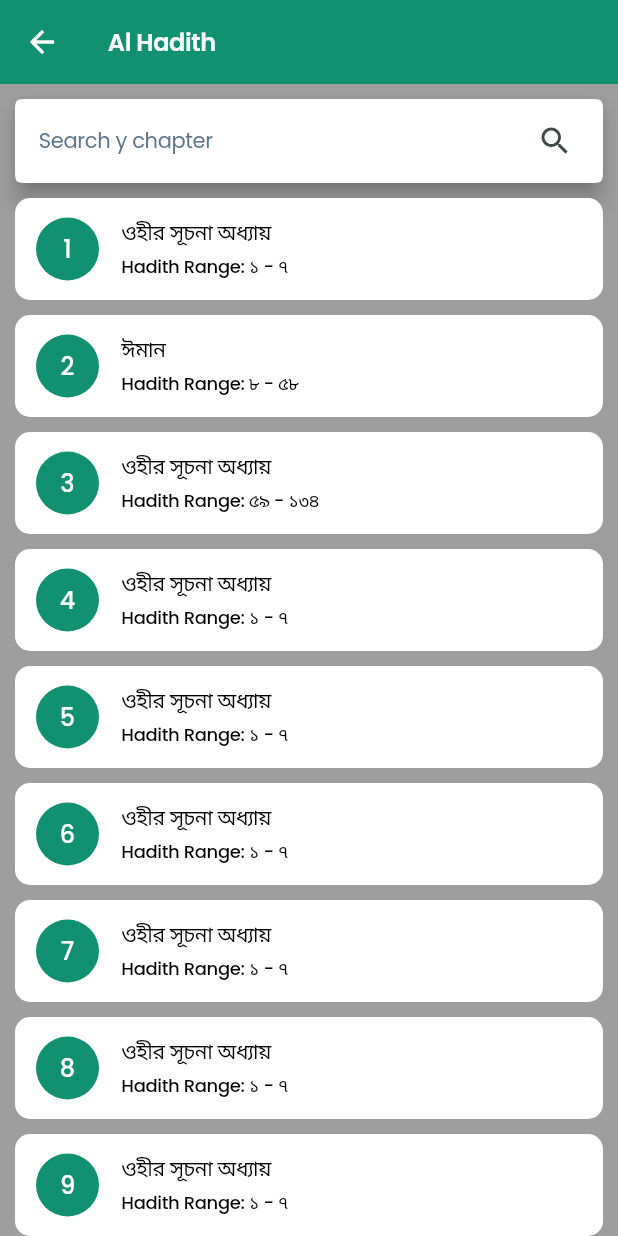
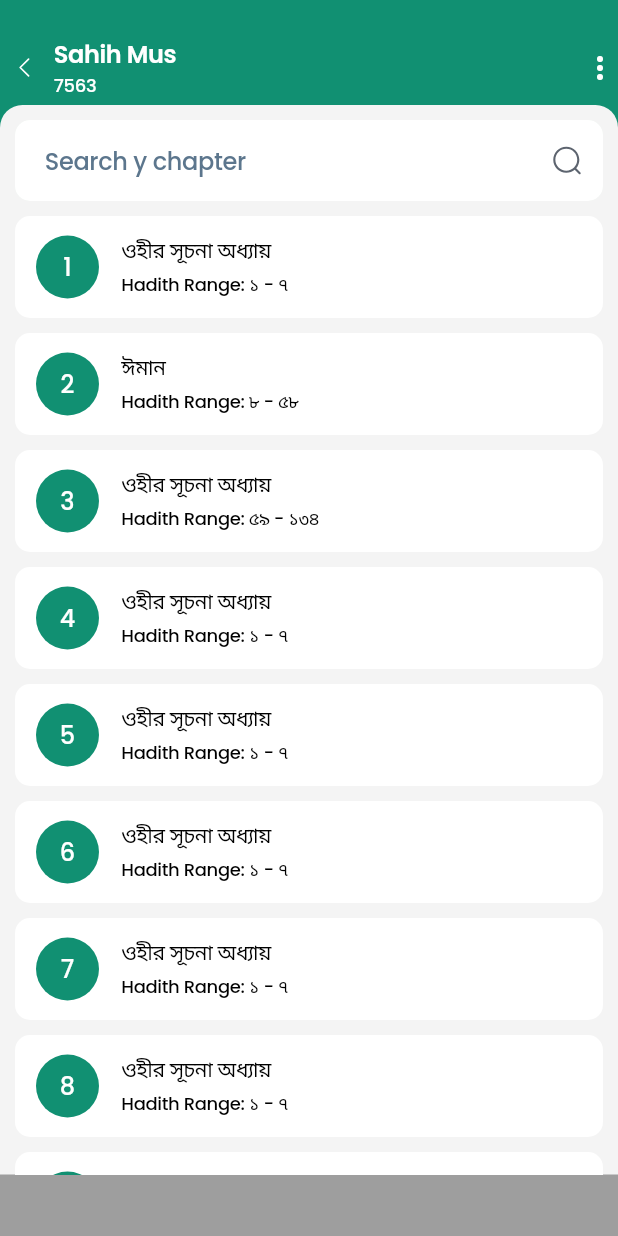
Before and after one commit to RashadZA/hadith_bn_test, a Flutter app: the screen it shows after launch, after a tap on an icon or button, on a phone screen of 412 x 824 dp. Run offline on Flutter 3.47's test engine with Material 2 defaults, Android fonts, the phone set to English and light mode, and no system bars; our stand-ins replace flutter_staggered_animations, flutter_svg, get.

Commit message:
With out Animation in Home Page UI done

```diff
--- /dev/null
+++ b/lib/core/components/components.dart
@@ -0,0 +1,9 @@
+import 'package:flutter/cupertino.dart';
+import 'package:flutter/material.dart';
+import 'package:flutter/services.dart';
+import 'package:flutter_svg/flutter_svg.dart';
+import 'package:hadith_bn_test/core/utils/design_utils.dart';
+
+part 'core_text_field.dart';
+part 'core_button.dart';
+part 'core_icon_button.dart';
--- /dev/null
+++ b/lib/core/components/core_button.dart
@@ -0,0 +1,25 @@
+part of 'components.dart';
+
+class CoreButton extends CupertinoButton {
+  const CoreButton({
+    Key? key,
+    Color? color,
+    required Widget child,
+    void Function()? onPressed,
+    AlignmentGeometry alignment = Alignment.center,
+    EdgeInsetsGeometry? padding = EdgeInsets.zero,
+    BorderRadius? borderRadius =
+    const BorderRadius.all(Radius.circular(defaultBorderRadius)),
+  }) : super(
+    key: key,
+    minSize: 0,
+    color: color,
+    child: child,
+    padding: padding,
+    alignment: alignment,
+    onPressed: onPressed,
+    borderRadius: borderRadius,
+    disabledColor: Colors.transparent,
+    pressedOpacity: defaultButtonPressedOpacity,
+  );
+}
--- /dev/null
+++ b/lib/core/components/core_icon_button.dart
@@ -0,0 +1,22 @@
+part of 'components.dart';
+
+class CoreIconButton extends StatelessWidget {
+  final String icon;
+  final double? width;
+  final Color? color;
+  final Function()? onPressed;
+  const CoreIconButton({super.key, required this.icon, this.width, this.color, this.onPressed});
+
+  @override
+  Widget build(BuildContext context) {
+     return CoreButton(
+      onPressed: onPressed,
+      child: SvgPicture.asset(
+        icon,
+        width: width,
+        colorFilter: ColorFilter.mode(color ?? AppColors.shuttleGrey , BlendMode.srcIn),
+        height: width,
+      ),
+    );
+  }
+}
--- /dev/null
+++ b/lib/core/components/core_text_field.dart
@@ -0,0 +1,140 @@
+part of 'components.dart';
+
+class CoreTextField extends StatelessWidget {
+  final bool readOnly;
+  final bool obscureText;
+  final bool disableBorder;
+  final String? labelText;
+  final String? hintText;
+  final double? fontSize;
+  final int? maxLines;
+  final int? minLines;
+  final Color? fillColor;
+  final Color? textColor;
+  final String? helperText;
+  final FocusNode? focusNode;
+  final Widget? prefixIcon;
+  final Widget? suffixIcon;
+  final String? suffixText;
+  final void Function()? onTap;
+  final Color? hintTextColor;
+  final void Function(String)? onSubmit;
+  final void Function(String)? onChanged;
+  final TextInputAction? textInputAction;
+  final TextInputType? keyboardType;
+  final TextEditingController? controller;
+  final String? Function(String?)? validator;
+  final List<TextInputFormatter>? inputFormatters;
+
+  const CoreTextField({
+    Key? key,
+    this.readOnly = false,
+    this.obscureText = false,
+    this.disableBorder = false,
+    this.labelText,
+    this.hintText,
+    this.prefixIcon,
+    this.helperText,
+    this.fontSize,
+    this.maxLines = 1,
+    this.minLines = 1,
+    this.focusNode,
+    this.onTap,
+    this.fillColor,
+    this.onSubmit,
+    this.textColor,
+    this.onChanged,
+    this.suffixText,
+    this.suffixIcon,
+    this.inputFormatters,
+    this.controller,
+    this.validator,
+    this.keyboardType,
+    this.hintTextColor,
+    this.textInputAction = TextInputAction.next,
+  }) : super(key: key);
+
+
+
+  @override
+  Widget build(BuildContext context) {
+    return ClipRRect(
+      borderRadius: const BorderRadius.all(Radius.circular(10)),
+      child: Material(
+        //TODO: Fix the design
+        // height: textFieldHeight,
+        child: TextFormField(
+          onTap: onTap,
+          cursorHeight: 20,
+          autocorrect: false,
+          minLines: minLines,
+          readOnly: readOnly,
+          maxLines: maxLines,
+          focusNode: focusNode,
+          validator: validator,
+          controller: controller,
+          obscureText: obscureText,
+          onFieldSubmitted: onSubmit,
+          keyboardType: keyboardType,
+          cursorColor: AppColors.primaryColor,
+          textInputAction: textInputAction,
+          inputFormatters:
+          // inputFormatters == null && keyboardType == TextInputType.phone
+          //     ? [PhoneInputFormatter(allowEndlessPhone: true)]
+          //     :
+          inputFormatters,
+          onChanged: onChanged,
+          style: AppTextTheme.text15.copyWith(
+            fontSize: fontSize,
+            fontFamily: AppTextTheme.getPoppins,
+            color: textColor ?? AppColors.blueGray,
+          ),
+          // textCapitalization: TextCapitalization.sentences,
+          decoration: InputDecoration(
+            isDense: true,
+            hintText: hintText,
+            hintStyle: AppTextTheme.text15.copyWith(
+              color: hintTextColor ?? AppColors.blueGray,
+              fontSize: fontSize,
+              fontFamily: AppTextTheme.getPoppins,
+            ),
+            labelText: labelText,
+            suffixIcon: suffixIcon,
+            labelStyle: AppTextTheme.text15.copyWith(
+              color: hintTextColor ?? AppColors.blueGray,
+              fontSize: fontSize,
+              fontFamily: AppTextTheme.getPoppins,
+            ),
+            filled: true,
+            contentPadding:
+            const EdgeInsets.symmetric(horizontal: 16, vertical: 15),
+            fillColor: fillColor ?? AppColors.white,
+            prefixIcon: prefixIcon,
+            suffixText: suffixText,
+            helperText: helperText,
+            errorBorder: OutlineInputBorder(
+              borderRadius: BorderRadius.circular(10),
+              borderSide: disableBorder ? BorderSide(width: 1, color: AppColors.redAccent.withOpacity(.5),) : BorderSide.none,
+            ),
+            enabledBorder: OutlineInputBorder(
+              borderRadius: BorderRadius.circular(10),
+              borderSide: disableBorder ? const BorderSide(width: 1, color: AppColors.linearGradientEndColor) : BorderSide.none,
+            ),
+            focusedBorder: OutlineInputBorder(
+              borderRadius: BorderRadius.circular(10),
+              borderSide: disableBorder ? BorderSide(width: 1, color: AppColors.primaryColor.withOpacity(.67),) : BorderSide.none,
+            ),
+            focusedErrorBorder: OutlineInputBorder(
+              borderRadius: BorderRadius.circular(10),
+              borderSide: disableBorder ? const BorderSide(width: 1, color: AppColors.redAccent) : BorderSide.none,
+            ),
+            suffixStyle: AppTextTheme.text16.copyWith(
+                fontWeight: FontWeight.w600, fontFamily: AppTextTheme.getPoppins),
+            helperStyle:
+            AppTextTheme.text12.copyWith(fontSize: 12, color: AppColors.primaryColor),
+          ),
+        ),
+      ),
+    );
+  }
+}
--- a/lib/core/utils/app_assets.dart
+++ b/lib/core/utils/app_assets.dart
@@ -7,6 +7,7 @@
 
   static const String apps = '$iconPath/Apps.svg';
   static const String book = '$iconPath/Book.svg';
+  static const String back = '$iconPath/Back.svg';
   static const String goTo = '$iconPath/GoTo.svg';
   static const String home = '$iconPath/Home.svg';
   static const String last = '$iconPath/Last.svg';
--- a/lib/core/utils/app_colors.dart
+++ b/lib/core/utils/app_colors.dart
@@ -8,6 +8,7 @@
 
   static const Color black = Colors.black;
   static const Color blackCoral = Color(0xFF5D646F);
+  static const Color blueGray = Color(0xFF5C768D);
 
   static const Color green = Colors.green;
 
@@ -27,6 +28,8 @@
 
   static const Color redAccent = Colors.redAccent;
 
+  static const Color shuttleGrey = Color(0xFF5D646F);
+
   static const Color transparent = Colors.transparent;
 
   static const Color white = Colors.white;
--- a/lib/core/utils/app_const_string.dart
+++ b/lib/core/utils/app_const_string.dart
@@ -1,3 +1,5 @@
 part of 'design_utils.dart';
 
 const String alHadith = "Al Hadith";
+const String title = "title";
+const String totalHadith = "totalHadith";
--- a/lib/core/utils/app_default_values.dart
+++ b/lib/core/utils/app_default_values.dart
@@ -3,3 +3,7 @@
 const double defaultPadding = 10;
 
 double defaultDeviceWidth = Get.width - (defaultPadding + defaultPadding);
+
+const double defaultButtonPressedOpacity = 0.6;
+
+const double defaultBorderRadius = 10;
--- a/lib/feature/chapter/presentation/controller/chapter_controller.dart
+++ b/lib/feature/chapter/presentation/controller/chapter_controller.dart
@@ -4,8 +4,13 @@
 import 'package:hadith_bn_test/feature/chapter/data/models/chapter_model.dart';
 
 class ChapterController extends GetxController {
+
+  RxString chapterTitle = "".obs;
+  RxString chapterSubTitle = "".obs;
+
   final TextEditingController searchFieldEditingController = TextEditingController();
   RxList<ChapterModel> chapterList = <ChapterModel>[].obs;
+  RxList<ChapterModel> tempChapterList = <ChapterModel>[].obs;
   List<Map<String, dynamic>> cld = [
     {
       "id": "1",
@@ -90,6 +95,20 @@
       "title": "ওহীর সূচনা অধ্যায়",
       "hadis_range": "১ - ৭",
       "number": "12"
+    },
+    {
+      "id": "13",
+      "chapter_id": "13",
+      "title": "Hadish Test 1",
+      "hadis_range": "১ - ৭",
+      "number": "13"
+    },
+    {
+      "id": "14",
+      "chapter_id": "14",
+      "title": "SWaW T 1",
+      "hadis_range": "১ - ৭",
+      "number": "14"
     }
   ];
   @override
@@ -99,14 +118,30 @@
   }
 
   Future<void> init() async {
+    getDataWhileRoutingToItemScreen();
     chapterList.value = [];
     for(Map<String, dynamic> chap in cld){
       chapterList.add(ChapterModel.fromJsonToMap(chap));
     }
   }
-
-  Future<void> onSubmitOfSearchFieldButton(String submitText) async {
+  Future<void> getDataWhileRoutingToItemScreen() async {
+    chapterTitle.value = Get.parameters[title] ?? "";
+    chapterSubTitle.value = Get.parameters[totalHadith] ?? "";
+    update();
+  }
+  Future<void> onSubmitOfSearchFieldButton() async {
+    tempChapterList.clear();
     print('submitted: ${searchFieldEditingController.value.text}');
+    for (var element in chapterList) {
+      print("In Lopp: $element");
+      if(element.title.contains(searchFieldEditingController.value.text)){
+        tempChapterList.add(element);
+      }
+    }
+    chapterList.clear();
+    chapterList.addAll(tempChapterList);
+    print('After submitted: $tempChapterList');
+    searchFieldEditingController.clear();
     update();
   }
 
--- a/lib/feature/chapter/presentation/pages/chapter_page.dart
+++ b/lib/feature/chapter/presentation/pages/chapter_page.dart
@@ -1,7 +1,10 @@
 import 'package:flutter/material.dart';
 import 'package:get/get.dart';
+import 'package:hadith_bn_test/core/components/components.dart';
 import 'package:hadith_bn_test/core/utils/design_utils.dart';
+import 'package:hadith_bn_test/core/utils/extensions.dart';
 import 'package:hadith_bn_test/feature/chapter/presentation/controller/chapter_controller.dart';
+import 'package:hadith_bn_test/feature/chapter/presentation/widgets/chapter_card.dart';
 import 'package:hadith_bn_test/feature/chapter/presentation/widgets/chapter_card_list.dart';
 
 class ChapterPage extends GetWidget<ChapterController> {
@@ -9,52 +12,88 @@
 
   @override
   Widget build(BuildContext context) {
-    return SafeArea(
-      child: Scaffold(
+    return Container(
+      color: AppColors.primaryColor,
+      child: SafeArea(
+          child: Obx(
+        () => Stack(
+          children: [
+            Scaffold(
               backgroundColor: Colors.grey,
               appBar: AppBar(
-          title: const Text("Al Hadith"),
+                elevation: 0,
+                toolbarHeight: 90,
+                leadingWidth: 20,
+                title: RichText(
+                  textAlign: TextAlign.start,
+                  text: TextSpan(
+                      text: controller.chapterTitle.value,
+                      style: AppTextTheme.text16.copyWith(
+                          color: AppColors.white, fontWeight: FontWeight.w600),
+                      children: <TextSpan>[
+                        TextSpan(
+                          text: '\n${controller.chapterSubTitle.value}',
+                          style: AppTextTheme.text12.copyWith(
+                            color: AppColors.white,
                           ),
-        body: SingleChildScrollView(
+                        ),
+                      ]),
+                ),
+                leading: Padding(
+                  padding: const EdgeInsets.only(left: 12.5),
+                  child: CoreIconButton(
+                    icon: AppIcons.back,
+                    onPressed: () => Get.back(),
+                    color: AppColors.white,
+                  ),
+                ),
+                actions: const [
+                  Icon(Icons.more_vert),
+                ],
+              ),
+            ),
+            Container(),
+            Positioned(
+              top: 70,
               child: Container(
                 width: Get.width,
-            padding: const EdgeInsets.all(defaultPadding),
+                padding: const EdgeInsets.only(
+                    left: defaultPadding,
+                    right: defaultPadding,
+                    top: defaultPadding),
+                decoration: const BoxDecoration(
+                  color: AppColors.backgroundColor,
+                  borderRadius: BorderRadius.only(
+                    topLeft: Radius.circular(15),
+                    topRight: Radius.circular(15),
+                  ),
+                ),
                 child: Column(
                   mainAxisAlignment: MainAxisAlignment.center,
                   children: <Widget>[
-                SearchBar(
+                    CoreTextField(
+                      hintText: 'Search y chapter',
+                      textInputAction: TextInputAction.done,
                       controller: controller.searchFieldEditingController,
-                  backgroundColor: MaterialStateProperty.all(AppColors.white),
-                  shape: MaterialStateProperty.all(
-                    const ContinuousRectangleBorder(
-                      borderRadius: BorderRadius.all(
-                        Radius.circular(defaultPadding),
+                      keyboardType: TextInputType.text,
+                      onSubmit: (_) => controller.onSubmitOfSearchFieldButton(),
+                      suffixIcon: CoreIconButton(
+                        icon: AppIcons.search,
+                        width: 22,
+                        onPressed: () => controller.onSubmitOfSearchFieldButton(),
                       ),
                     ),
+                    SizedBox(
+                      height: Get.height - 175,
+                      child: const ChapterCardList(),
                     ),
-                  hintText: 'Search y chapter',
-                  hintStyle: MaterialStateProperty.all(
-                    AppTextTheme.text14.copyWith(
-                      color: const Color(0xFF5C768D),
-                      fontWeight: FontWeight.w400,
-                    ),
-                  ),
-                  trailing: [
-                    IconButton(
-                      icon: const Icon(Icons.search),
-                      onPressed: () {
-                        print('Use voice command');
-                      },
-                    ),
-                  ],
-                  // other arguments
-                ),
-                const ChapterCardList(),
                   ],
                 ),
               ),
+            )
+          ],
         ),
-      ),
+      )),
     );
   }
 }
--- a/lib/feature/chapter/presentation/widgets/chapter_card.dart
+++ b/lib/feature/chapter/presentation/widgets/chapter_card.dart
@@ -14,7 +14,7 @@
       padding: const EdgeInsets.only(left: 14, top: 13, right: 14, bottom: 13),
       decoration: BoxDecoration(
         color: AppColors.white,
-        borderRadius: BorderRadius.circular(defaultPadding),
+        borderRadius: BorderRadius.circular(defaultBorderRadius),
       ),
       child: Row(
         children: [
--- a/lib/feature/chapter/presentation/widgets/chapter_card_list.dart
+++ b/lib/feature/chapter/presentation/widgets/chapter_card_list.dart
@@ -30,22 +30,26 @@
     //     },
     //   ),
     // );
-    return Obx(() => Column(
+    return Obx(() => ListView.builder(
+        shrinkWrap: true,
+        physics: AlwaysScrollableScrollPhysics(),
+        itemCount: controller.chapterList.length,
+        itemBuilder: (BuildContext context, int index) {
+          return Column(
             children: [
               const SizedBox(
                 height: defaultPadding,
               ),
-        for (int index = 0;
-        index < controller.chapterList.length;
-        index++) ...[
               ChapterCard(
                 chapter: controller.chapterList[index],
-          ).listAnimation(position: index),
-          const SizedBox(
+              ),
+              controller.chapterList.length - 1 == index
+                  ? const SizedBox(
                 height: defaultPadding,
-          ),
-        ]
+              )
+                  : Container(),
             ],
-    ));
+          );
+        }),);
   }
 }
--- a/lib/feature/home/presentation/pages/home_page.dart
+++ b/lib/feature/home/presentation/pages/home_page.dart
@@ -13,7 +13,7 @@
   Widget build(BuildContext context) {
     return Scaffold(
       backgroundColor: AppColors.backgroundColor,
-      appBar:AppBar(
+      appBar: AppBar(
         leading: const Icon(Icons.menu),
         title: const Text(alHadith),
         actions: [
@@ -38,8 +38,9 @@
                       AppColors.linearGradientEndColor,
                     ],
                   ),
-                  borderRadius: BorderRadius.only(bottomLeft: Radius.circular(20), bottomRight: Radius.circular(20))
-              ),
+                  borderRadius: BorderRadius.only(
+                      bottomLeft: Radius.circular(20),
+                      bottomRight: Radius.circular(20))),
               child: SvgPicture.asset(
                 AppIcons.mask,
                 fit: BoxFit.fill,
@@ -47,7 +48,8 @@
             ),
             Container(
               width: Get.width,
-              padding: const EdgeInsets.only(left: 15,right: 15,top: 30,bottom: 30),
+              padding: const EdgeInsets.only(
+                  left: 15, right: 15, top: 30, bottom: 30),
               child: Column(
                 children: [
                   const TopTextsCard(),
@@ -63,31 +65,72 @@
                     child: Column(
                       crossAxisAlignment: CrossAxisAlignment.start,
                       children: [
-                        Text("All Hadith Book",style: AppTextTheme.text15.copyWith(color: AppColors.oxy, fontWeight: FontWeight.w600),),
+                        Text(
+                          "All Hadith Book",
+                          style: AppTextTheme.text15.copyWith(
+                              color: AppColors.oxy,
+                              fontWeight: FontWeight.w600),
+                        ),
                         const SizedBox(
                           height: 12,
                         ),
-                        const HadithBookCard(title: "Sahih Muslim",subTitle: "Sahih Muslim",totalHadith: "7563", abvrCode: 'B',color: Colors.green,),
+                        const HadithBookCard(
+                          hadithBookTitle: "Sahih Mus",
+                          hadithBookSubTitle: "Sahih Muslim",
+                          hadithBookTotalHadith: "7563",
+                          hadithBookABVRCode: 'B',
+                          hadithBookColor: Colors.green,
+                        ),
                         const SizedBox(
                           height: 10,
                         ),
-                        const HadithBookCard(title: "Sahih Muslim",subTitle: "Sahih Muslim",totalHadith: "7563", abvrCode: 'B',color: Colors.blue,),
+                        const HadithBookCard(
+                          hadithBookTitle: "Sahih",
+                          hadithBookSubTitle: "Sahih Muslim",
+                          hadithBookTotalHadith: "8547",
+                          hadithBookABVRCode: 'B',
+                          hadithBookColor: Colors.blue,
+                        ),
                         const SizedBox(
                           height: 10,
                         ),
-                        const HadithBookCard(title: "Sahih Muslim",subTitle: "Sahih Muslim",totalHadith: "7563", abvrCode: 'B',color: Colors.blueGrey,),
+                        const HadithBookCard(
+                          hadithBookTitle: "Sahih Mus",
+                          hadithBookSubTitle: "Sahih Muslim",
+                          hadithBookTotalHadith: "7458",
+                          hadithBookABVRCode: 'B',
+                          hadithBookColor: Colors.blueGrey,
+                        ),
                         const SizedBox(
                           height: 10,
                         ),
-                        const HadithBookCard(title: "Sahih Muslim",subTitle: "Sahih Muslim",totalHadith: "7563", abvrCode: 'B',color: Colors.blueAccent,),
+                        const HadithBookCard(
+                          hadithBookTitle: "Sahih Mu",
+                          hadithBookSubTitle: "Sahih Muslim",
+                          hadithBookTotalHadith: "55555",
+                          hadithBookABVRCode: 'B',
+                          hadithBookColor: Colors.blueAccent,
+                        ),
                         const SizedBox(
                           height: 10,
                         ),
-                        const HadithBookCard(title: "Sahih Muslim",subTitle: "Sahih Muslim",totalHadith: "7563", abvrCode: 'B',color: Colors.orange,),
+                        const HadithBookCard(
+                          hadithBookTitle: "Sahih M",
+                          hadithBookSubTitle: "Sahih Muslim",
+                          hadithBookTotalHadith: "444",
+                          hadithBookABVRCode: 'B',
+                          hadithBookColor: Colors.orange,
+                        ),
                         const SizedBox(
                           height: 10,
                         ),
-                        const HadithBookCard(title: "Sahih Muslim",subTitle: "Sahih Muslim",totalHadith: "7563", abvrCode: 'B',color: Colors.cyanAccent,),
+                        const HadithBookCard(
+                          hadithBookTitle: "Sahih Muslim T",
+                          hadithBookSubTitle: "Sahih Muslim",
+                          hadithBookTotalHadith: "1111",
+                          hadithBookABVRCode: 'B',
+                          hadithBookColor: Colors.cyanAccent,
+                        ),
                       ],
                     ),
                   ),
--- a/lib/feature/home/presentation/widgets/hadith_book_card.dart
+++ b/lib/feature/home/presentation/widgets/hadith_book_card.dart
@@ -5,18 +5,18 @@
 import 'package:hadith_bn_test/core/utils/design_utils.dart';
 
 class HadithBookCard extends StatelessWidget {
-  final String title;
-  final String subTitle;
-  final String abvrCode;
-  final String totalHadith;
-  final Color color;
+  final String hadithBookTitle;
+  final String hadithBookSubTitle;
+  final String hadithBookABVRCode;
+  final String hadithBookTotalHadith;
+  final Color hadithBookColor;
   const HadithBookCard({
     super.key,
-    required this.title,
-    required this.subTitle,
-    required this.abvrCode,
-    required this.totalHadith,
-    required this.color,
+    required this.hadithBookTitle,
+    required this.hadithBookSubTitle,
+    required this.hadithBookABVRCode,
+    required this.hadithBookTotalHadith,
+    required this.hadithBookColor,
   });
 
   @override
@@ -24,8 +24,8 @@
     return InkWell(
       onTap: (){
         Get.toNamed(Routes.chapter,parameters: {
-          "title": "",
-          "totalHadith":""
+          title: hadithBookTitle,
+          totalHadith: hadithBookTotalHadith
         });
       },
       child: Container(
@@ -52,11 +52,11 @@
                     AppIcons.polygon,
                     width: 46,
                     height: 46,
-                    colorFilter: ColorFilter.mode(color, BlendMode.srcIn),
+                    colorFilter: ColorFilter.mode(hadithBookColor, BlendMode.srcIn),
                   ),
                   Center(
                     child: Text(
-                      abvrCode,
+                      hadithBookABVRCode,
                       style: AppTextTheme.text18.copyWith(color: AppColors.white),
                     ),
                   )
@@ -72,11 +72,11 @@
                 crossAxisAlignment: CrossAxisAlignment.start,
                 children: [
                   Text(
-                    title,
+                    hadithBookTitle,
                     style: AppTextTheme.text14,
                   ),
                   Text(
-                    subTitle,
+                    hadithBookSubTitle,
                     style: AppTextTheme.text12.copyWith(
                       fontFamily: AppTextTheme.getInter,
                       fontWeight: FontWeight.w400,
@@ -95,7 +95,7 @@
                 crossAxisAlignment: CrossAxisAlignment.end,
                 children: [
                   Text(
-                    totalHadith,
+                    hadithBookTotalHadith,
                     style: AppTextTheme.text14,
                   ),
                   Text(
--- a/lib/feature/main_view/presentation/controller/main_controller.dart
+++ b/lib/feature/main_view/presentation/controller/main_controller.dart
@@ -3,11 +3,8 @@
 
 class MainController extends GetxController {
   Rx<int> selectedTabIndex = 0.obs;
-  RxBool isSubscriptionExpired = true.obs;
   final PageController pageController = PageController();
-  late final TabController tabController;
 
-  RxBool isProfileImageUploading = false.obs;
 
   @override
   void onReady() {
--- a/pubspec.yaml
+++ b/pubspec.yaml
@@ -38,6 +38,8 @@
   get: ^4.6.6
   flutter_svg: ^2.0.9
   flutter_staggered_animations: ^1.1.1
+  sqflite: ^2.3.0
+  path_provider: ^2.1.1
 
 dev_dependencies:
   flutter_test:
```
Also changed, not shown: assets/icons/Back.svg (added), pubspec.lock, 2 other files. Lines whose indentation alone changed are shown as unchanged.
